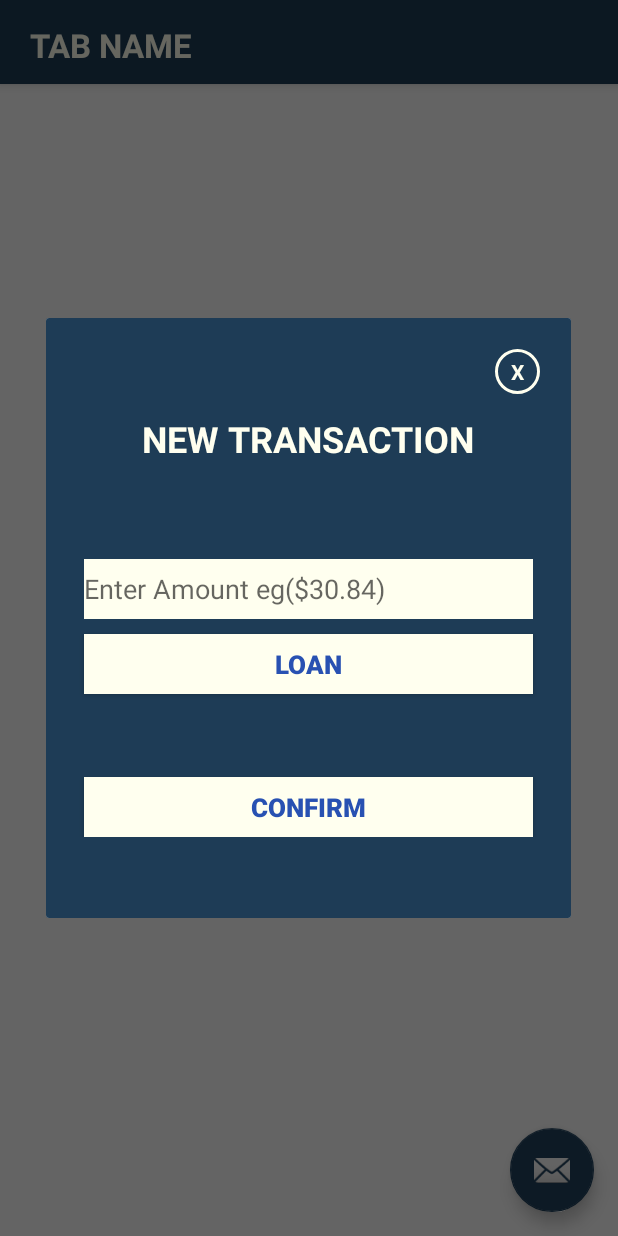
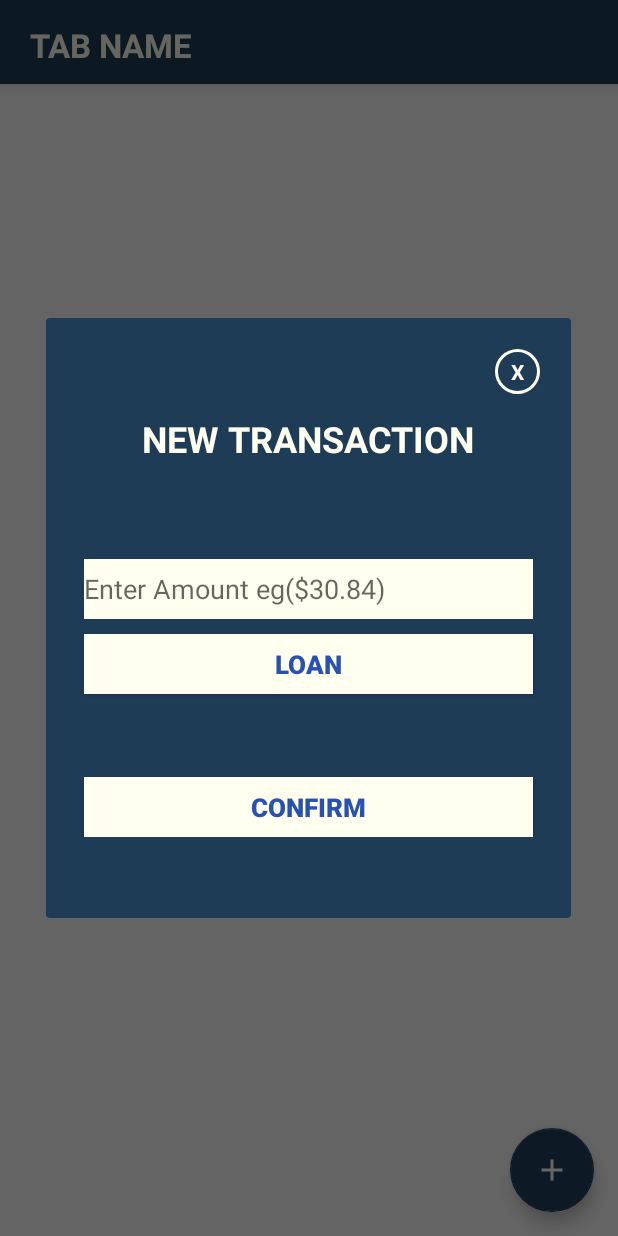
Before and after one commit to mmb186/PalPay-android, an Android app: the DetailTabView screen opened directly, with no data from a screen before it, after a tap on an icon or button, on a phone screen of 412 x 824 dp. Run offline under Robolectric (Android 15) with nearby library versions, the phone set to English and light mode, and no system bars; libraries missing offline, so code that uses them is left out: org.fabiomsr.moneytextview; plain views replace MoneyTextView; 3 statements that could not run were skipped.

Commit message:
Changed Add Tab Icons

```diff
--- a/app/src/main/res/layout/activity_dashboard.xml
+++ b/app/src/main/res/layout/activity_dashboard.xml
@@ -62,6 +62,7 @@
         android:layout_height="wrap_content"
         android:layout_gravity="bottom|end"
         android:layout_margin="@dimen/fab_margin"
-        app:srcCompat="@android:drawable/ic_dialog_email" />
+        android:src="@drawable/ic_add_white_24dp"
+        />
 
 </android.support.design.widget.CoordinatorLayout>
--- a/app/src/main/res/layout/activity_detail_tab_view.xml
+++ b/app/src/main/res/layout/activity_detail_tab_view.xml
@@ -75,6 +75,6 @@
         android:layout_height="wrap_content"
         android:layout_gravity="bottom|end"
         android:layout_margin="@dimen/fab_margin"
-        app:srcCompat="@android:drawable/ic_dialog_email" />
+        android:src="@drawable/ic_add_white_24dp" />
 
 </android.support.design.widget.CoordinatorLayout>
```
